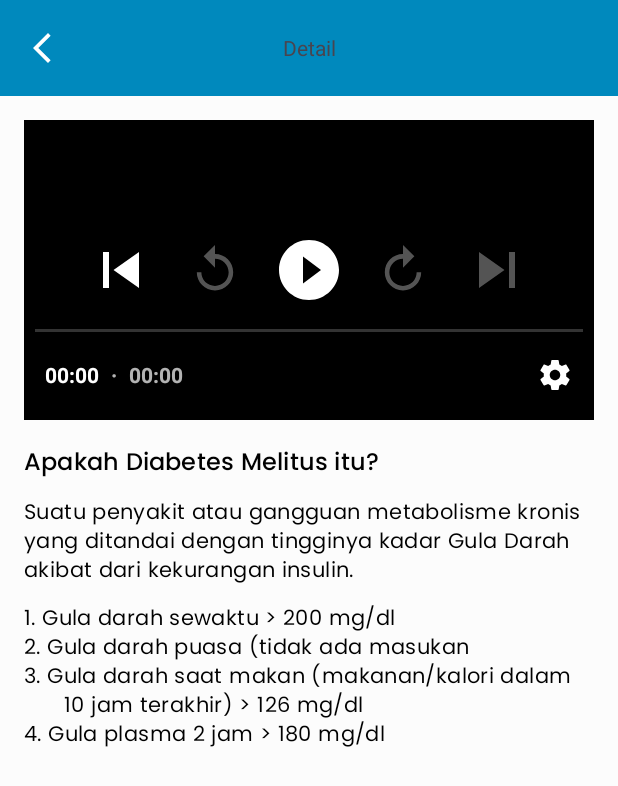
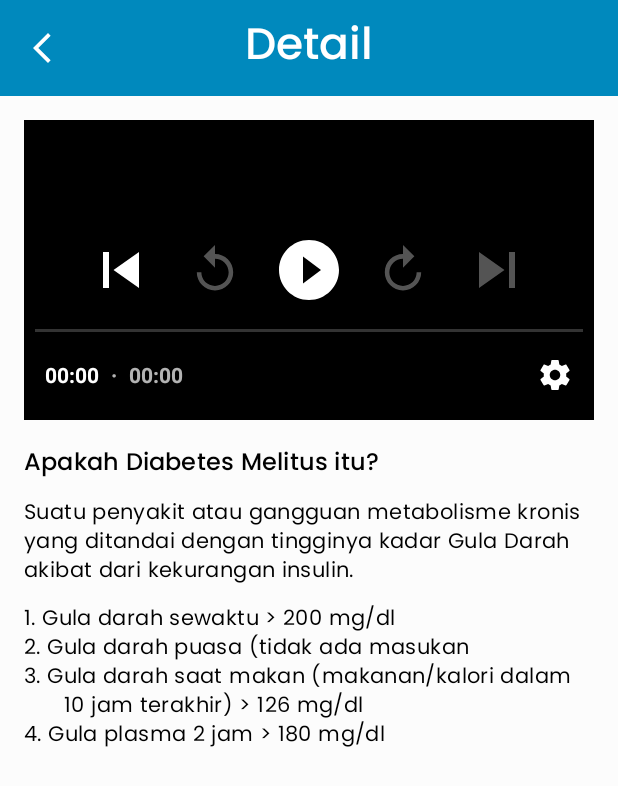
Before and after one commit to erstuu/DM-Care, an Android app: the fragment DetailDescriptionDiabetesFragment shown on its own in the app's theme, on a phone screen of 412 x 824 dp. Shown: the top 786 px of the screen. Run offline under Robolectric (Android 15) with nearby library versions, the phone set to English and light mode, and no system bars.

Commit message:
add new style

```diff
--- a/app/src/main/res/values-night/themes.xml
+++ b/app/src/main/res/values-night/themes.xml
@@ -13,4 +13,10 @@
     <style name="App.Custom.Indicator" parent="Widget.Material3.BottomNavigationView.ActiveIndicator">
         <item name="android:color">@color/dark_blue</item>
     </style>
+
+    <style name="ToolbarTitleText" parent="TextAppearance.Widget.AppCompat.Toolbar.Title">
+        <item name="android:fontFamily">@font/poppins_medium</item>
+        <item name="android:textSize">29sp</item>
+        <item name="android:textColor">@color/white</item>
+    </style>
 </resources>
--- a/app/src/main/res/values/themes.xml
+++ b/app/src/main/res/values/themes.xml
@@ -13,4 +13,10 @@
     <style name="App.Custom.Indicator" parent="Widget.Material3.BottomNavigationView.ActiveIndicator">
         <item name="android:color">@color/dark_blue</item>
     </style>
+
+    <style name="ToolbarTitleText" parent="TextAppearance.Widget.AppCompat.Toolbar.Title">
+        <item name="android:fontFamily">@font/poppins_medium</item>
+        <item name="android:textSize">29sp</item>
+        <item name="android:textColor">@color/white</item>
+    </style>
 </resources>
```
